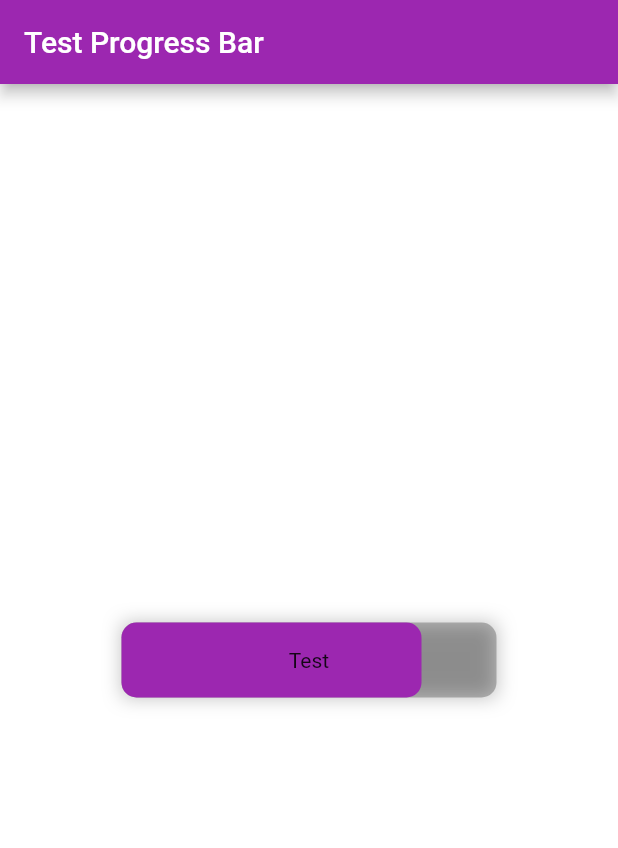
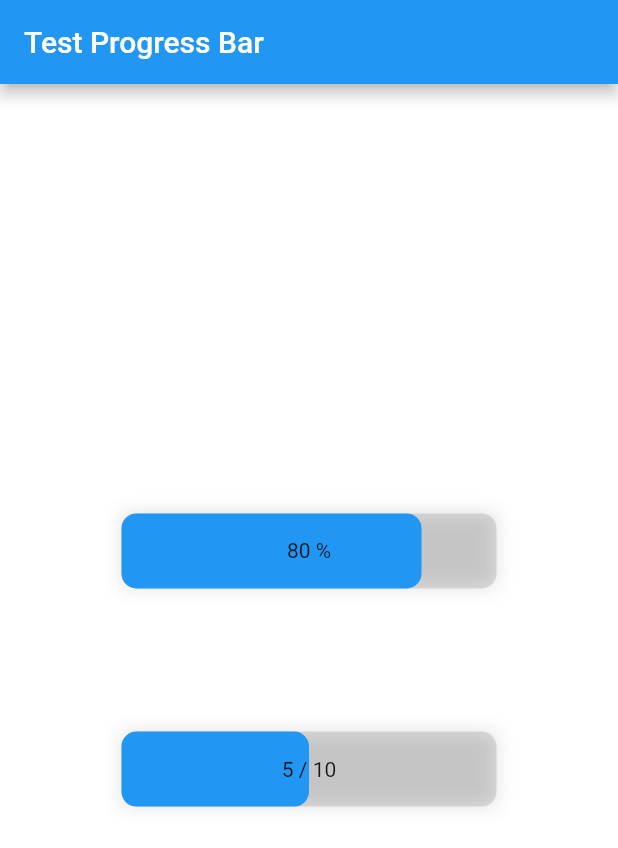
Before and after one commit to andrade-matheus/StaticProgressBar, a Flutter app: the screen it shows after launch, on a phone screen of 412 x 824 dp. Shown: the top 848 px of the screen. Run offline on Flutter 3.47's test engine with Material 2 defaults, Android fonts, the phone set to English and light mode, and no system bars.

Commit message:
Update readme

```diff
--- a/lib/main.dart
+++ b/lib/main.dart
@@ -11,7 +11,7 @@ class MyApp extends StatelessWidget {
     return MaterialApp(
       title: 'Static Progress Bar',
       theme: ThemeData(
-        primarySwatch: Colors.purple,
+        primarySwatch: Colors.blue,
         visualDensity: VisualDensity.adaptivePlatformDensity,
       ),
       home: MyHomePage(title: 'Test Progress Bar'),
@@ -42,16 +42,29 @@ class _MyHomePageState extends State<MyHomePage> {
           child: Column(
             mainAxisAlignment: MainAxisAlignment.center,
             children: <Widget>[
+              Spacer(flex: 3),
               StaticProgressBar(
-                percent: percent,
+                percent: 0.8,
                 width: 250,
                 height: 50,
-                backgroundColor: Colors.black26,
-                progressColor: Colors.purple,
-                centerText: Text("Test"),
+                backgroundColor: Colors.black12,
+                progressColor: Colors.blue,
+                centerText: Text("80 %"),
                 animation: true,
                 animationDuration: 1000,
-              )
+              ),
+              Spacer(flex: 1),
+              StaticProgressBar(
+                percent: 0.5,
+                width: 250,
+                height: 50,
+                backgroundColor: Colors.black12,
+                progressColor: Colors.blue,
+                centerText: Text("5 / 10"),
+                animation: true,
+                animationDuration: 1000,
+              ),
+              Spacer(flex: 3),
             ],
           ),
         ));
--- a/lib/progress_bar.dart
+++ b/lib/progress_bar.dart
@@ -63,7 +63,7 @@ class _StaticProgressBarState extends State<StaticProgressBar> with SingleTicker
     return Container(
       decoration: BoxDecoration(
         boxShadow: [BoxShadow(
-          color: Colors.black26,
+          color: Colors.black12,
           blurRadius: 10.0,
           offset: Offset(0.0, 0.0),
         )]
```
Also changed, not shown: 1 other file.
